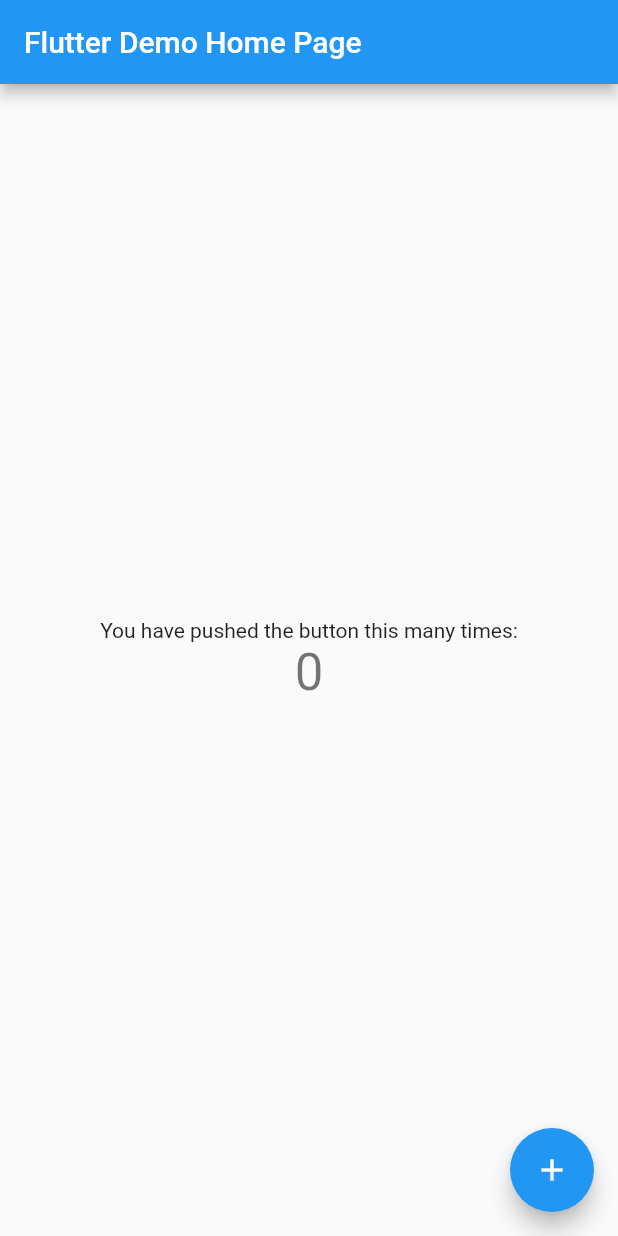
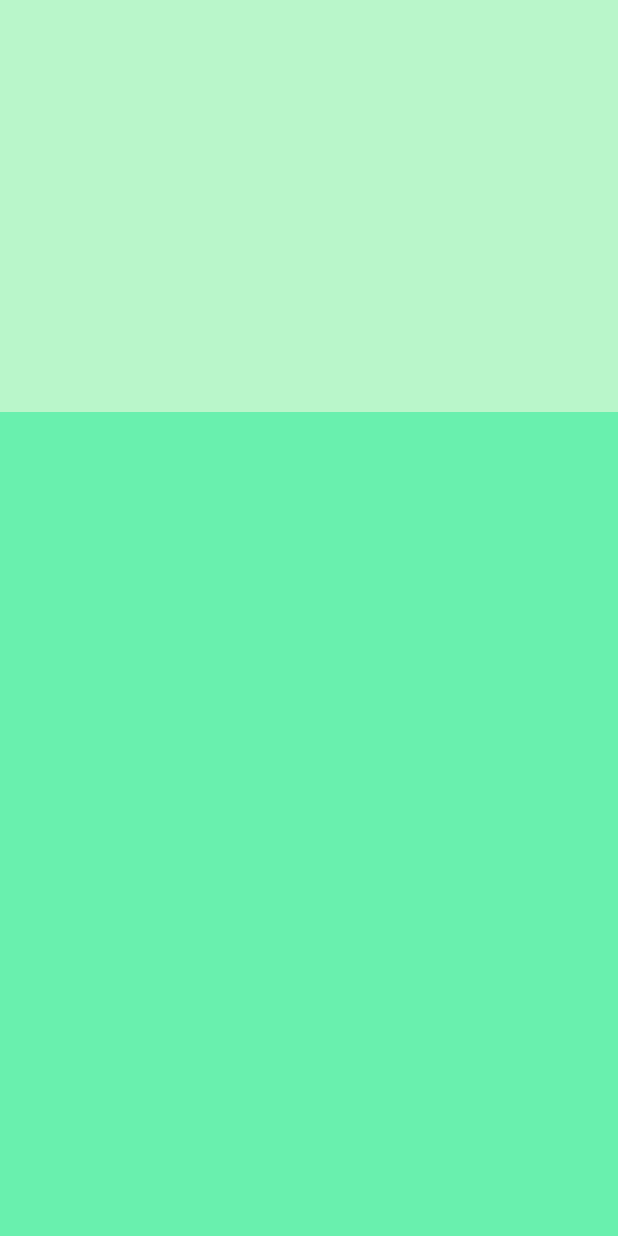
Before and after one commit to RahulKathuria/Calculator-App, a Flutter app: the screen it shows after launch, on a phone screen of 412 x 824 dp. Run offline on Flutter 3.47's test engine with Material 2 defaults, Android fonts, the phone set to English and light mode, and no system bars; missing offline and left inert: dart:html.

```diff
--- a/lib/main.dart
+++ b/lib/main.dart
@@ -3,109 +3,35 @@ import 'package:flutter/material.dart';
 void main() => runApp(MyApp());
 
 class MyApp extends StatelessWidget {
-  // This widget is the root of your application.
   @override
   Widget build(BuildContext context) {
     return MaterialApp(
-      title: 'Flutter Demo',
-      theme: ThemeData(
-        // This is the theme of your application.
-        //
-        // Try running your application with "flutter run". You'll see the
-        // application has a blue toolbar. Then, without quitting the app, try
-        // changing the primarySwatch below to Colors.green and then invoke
-        // "hot reload" (press "r" in the console where you ran "flutter run",
-        // or simply save your changes to "hot reload" in a Flutter IDE).
-        // Notice that the counter didn't reset back to zero; the application
-        // is not restarted.
-        primarySwatch: Colors.blue,
-      ),
-      home: MyHomePage(title: 'Flutter Demo Home Page'),
+      debugShowCheckedModeBanner: false,
+      home: HomePage(),
     );
   }
 }
 
-class MyHomePage extends StatefulWidget {
-  MyHomePage({Key key, this.title}) : super(key: key);
-
-  // This widget is the home page of your application. It is stateful, meaning
-  // that it has a State object (defined below) that contains fields that affect
-  // how it looks.
-
-  // This class is the configuration for the state. It holds the values (in this
-  // case the title) provided by the parent (in this case the App widget) and
-  // used by the build method of the State. Fields in a Widget subclass are
-  // always marked "final".
-
-  final String title;
-
+class HomePage extends StatefulWidget {
   @override
-  _MyHomePageState createState() => _MyHomePageState();
+  _HomePageState createState() => _HomePageState();
 }
 
-class _MyHomePageState extends State<MyHomePage> {
-  int _counter = 0;
-
-  void _incrementCounter() {
-    setState(() {
-      // This call to setState tells the Flutter framework that something has
-      // changed in this State, which causes it to rerun the build method below
-      // so that the display can reflect the updated values. If we changed
-      // _counter without calling setState(), then the build method would not be
-      // called again, and so nothing would appear to happen.
-      _counter++;
-    });
-  }
-
+class _HomePageState extends State<HomePage> {
   @override
   Widget build(BuildContext context) {
-    // This method is rerun every time setState is called, for instance as done
-    // by the _incrementCounter method above.
-    //
-    // The Flutter framework has been optimized to make rerunning build methods
-    // fast, so that you can just rebuild anything that needs updating rather
-    // than having to individually change instances of widgets.
     return Scaffold(
-      appBar: AppBar(
-        // Here we take the value from the MyHomePage object that was created by
-        // the App.build method, and use it to set our appbar title.
-        title: Text(widget.title),
+      backgroundColor: Colors.greenAccent[100],
+      body: Column(
+        children: <Widget>[
+          Expanded(child: Container()),
+          Expanded(
+              flex: 2,
+              child: Container(
+                color: Colors.greenAccent,
+              )),
+        ],
       ),
-      body: Center(
-        // Center is a layout widget. It takes a single child and positions it
-        // in the middle of the parent.
-        child: Column(
-          // Column is also a layout widget. It takes a list of children and
-          // arranges them vertically. By default, it sizes itself to fit its
-          // children horizontally, and tries to be as tall as its parent.
-          //
-          // Invoke "debug painting" (press "p" in the console, choose the
-          // "Toggle Debug Paint" action from the Flutter Inspector in Android
-          // Studio, or the "Toggle Debug Paint" command in Visual Studio Code)
-          // to see the wireframe for each widget.
-          //
-          // Column has various properties to control how it sizes itself and
-          // how it positions its children. Here we use mainAxisAlignment to
-          // center the children vertically; the main axis here is the vertical
-          // axis because Columns are vertical (the cross axis would be
-          // horizontal).
-          mainAxisAlignment: MainAxisAlignment.center,
-          children: <Widget>[
-            Text(
-              'You have pushed the button this many times:',
-            ),
-            Text(
-              '$_counter',
-              style: Theme.of(context).textTheme.display1,
-            ),
-          ],
-        ),
-      ),
-      floatingActionButton: FloatingActionButton(
-        onPressed: _incrementCounter,
-        tooltip: 'Increment',
-        child: Icon(Icons.add),
-      ), // This trailing comma makes auto-formatting nicer for build methods.
     );
   }
 }
```
Also changed, not shown: lib/buttons.dart (added, +24 -0 lines), pubspec.lock, 2 other files.
